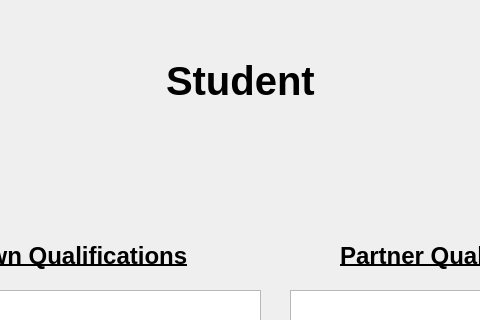
aboodmufti/cupid, file all_Combined/studentprofilepage.ui: the form before one commit; both pictures show x 160 to 640 and y 0 to 320 of the 860 by 600 pixel window.
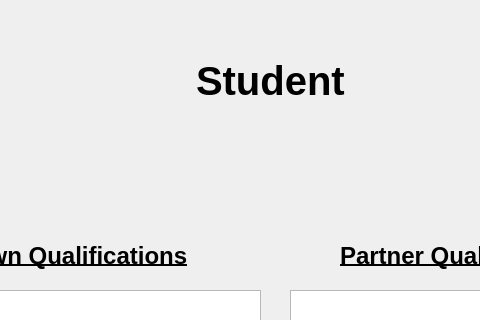
The form after the commit.

```diff
--- a/all_Combined/studentprofilepage.ui
+++ b/all_Combined/studentprofilepage.ui
@@ -118,9 +118,9 @@
   <widget class="QWidget" name="verticalLayoutWidget_2">
    <property name="geometry">
     <rect>
-     <x>290</x>
+     <x>10</x>
      <y>10</y>
-     <width>221</width>
+     <width>841</width>
      <height>141</height>
     </rect>
    </property>
```
